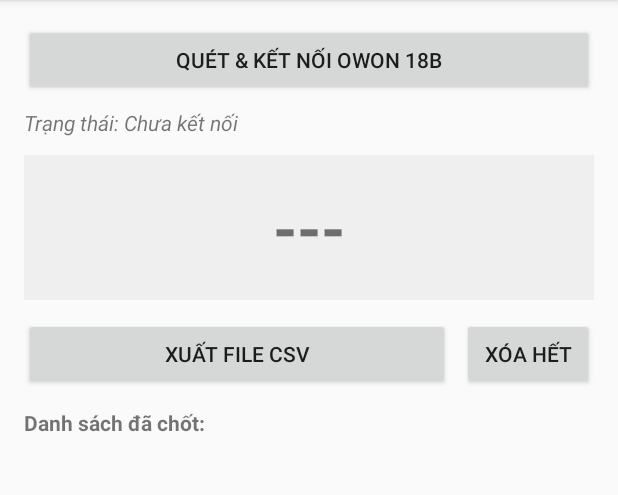
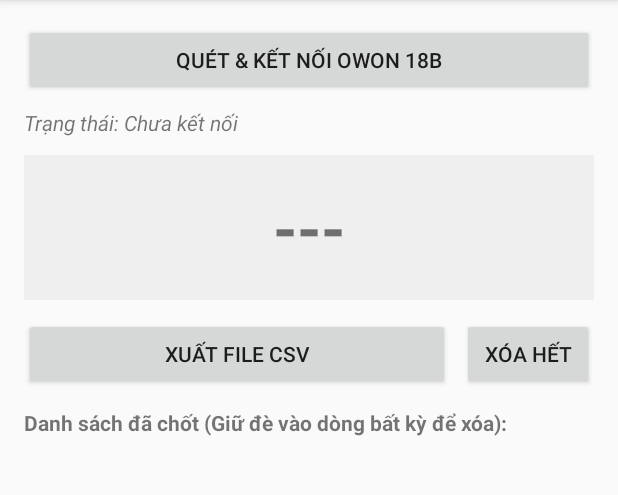
Before and after one commit to inankt/Owon18B-logger, an Android app: the screen it shows after launch (MainActivity), on a phone screen of 412 x 824 dp, the part 84-579 px from its top. Run offline under Robolectric (Android 15) with nearby library versions, the phone set to English and light mode, and no system bars.

Commit message:
Update activity_main.xml

```diff
--- a/app/src/main/res/layout/activity_main.xml
+++ b/app/src/main/res/layout/activity_main.xml
@@ -54,7 +54,7 @@
     <TextView
         android:layout_width="match_parent"
         android:layout_height="wrap_content"
-        android:text="Danh sách đã chốt:"
+        android:text="Danh sách đã chốt (Giữ đè vào dòng bất kỳ để xóa):"
         android:textStyle="bold"
         android:paddingTop="12dp" />
 
```
